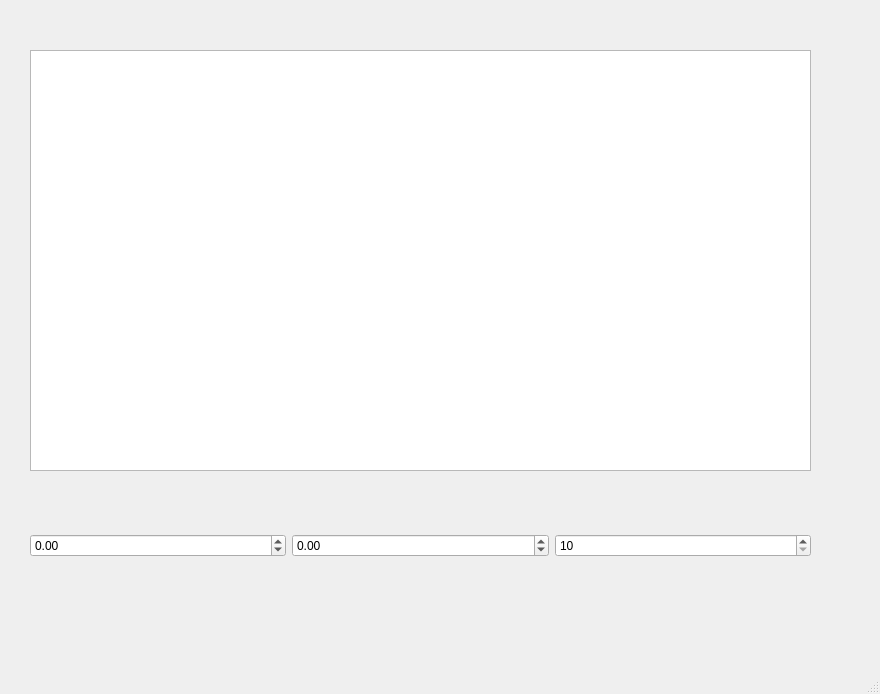
Above: src/pythondaq/mainwindow.ui from MartijnLaarhoven/pythondaq before the change. Below: the same form after it.
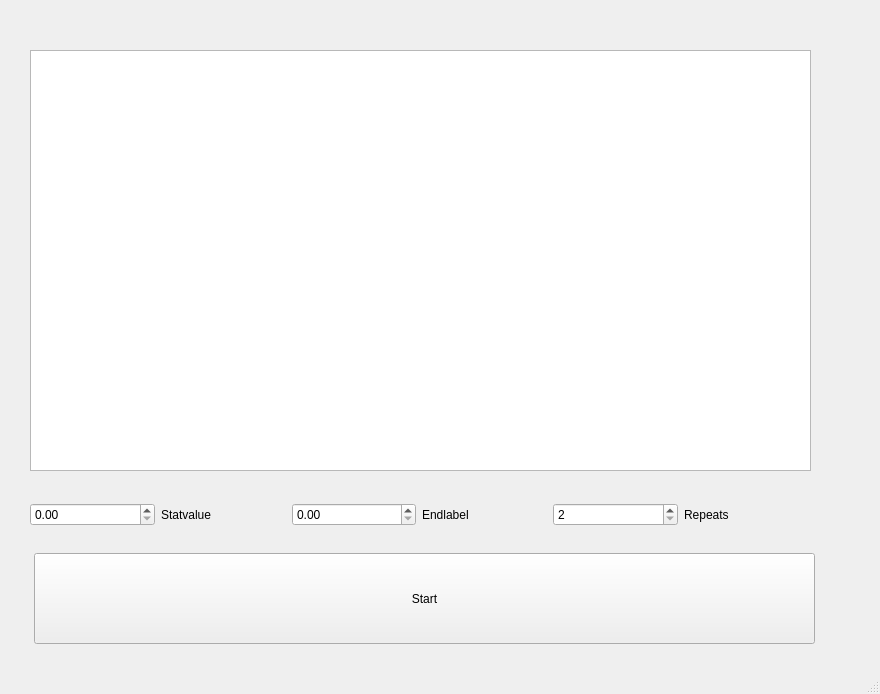
That is the form after the change. Custom widgets are drawn as their Qt base class.

Commit message:
trying to get the correct plot
Trying to get the correct plot, the plot works, but you can't change anything yet

Patch:
```diff
--- a/src/pythondaq/mainwindow.ui
+++ b/src/pythondaq/mainwindow.ui
@@ -24,46 +24,91 @@
      </rect>
     </property>
    </widget>
-   <widget class="QWidget" name="verticalLayoutWidget">
+   <widget class="QWidget" name="">
     <property name="geometry">
      <rect>
       <x>30</x>
-      <y>500</y>
-      <width>781</width>
-      <height>91</height>
+      <y>470</y>
+      <width>779</width>
+      <height>89</height>
      </rect>
     </property>
-    <layout class="QVBoxLayout" name="verticalLayout_5">
-     <item>
       <layout class="QHBoxLayout" name="horizontalLayout_3">
        <item>
         <widget class="QDoubleSpinBox" name="Starting">
          <property name="minimum">
-          <double>-99.000000000000000</double>
+        <double>0.000000000000000</double>
+       </property>
+       <property name="maximum">
+        <double>3.300000000000000</double>
+       </property>
+       <property name="singleStep">
+        <double>0.100000000000000</double>
+       </property>
+      </widget>
+     </item>
+     <item>
+      <widget class="QLabel" name="label">
+       <property name="text">
+        <string>Statvalue</string>
          </property>
         </widget>
        </item>
        <item>
         <widget class="QDoubleSpinBox" name="Ending">
          <property name="minimum">
-          <double>-99.000000000000000</double>
+        <double>0.000000000000000</double>
+       </property>
+       <property name="maximum">
+        <double>3.300000000000000</double>
+       </property>
+       <property name="singleStep">
+        <double>0.100000000000000</double>
+       </property>
+      </widget>
+     </item>
+     <item>
+      <widget class="QLabel" name="label_2">
+       <property name="text">
+        <string>Endlabel</string>
          </property>
         </widget>
        </item>
        <item>
         <widget class="QSpinBox" name="Numpoints_Value">
          <property name="minimum">
-          <number>10</number>
+        <number>2</number>
          </property>
          <property name="maximum">
-          <number>1000</number>
-         </property>
-        </widget>
-       </item>
-      </layout>
+        <number>100</number>
+       </property>
+       <property name="value">
+        <number>2</number>
+       </property>
+      </widget>
+     </item>
+     <item>
+      <widget class="QLabel" name="label_3">
+       <property name="text">
+        <string>Repeats</string>
+       </property>
+      </widget>
      </item>
     </layout>
    </widget>
+   <widget class="QPushButton" name="Startbutton">
+    <property name="geometry">
+     <rect>
+      <x>34</x>
+      <y>553</y>
+      <width>781</width>
+      <height>91</height>
+     </rect>
+    </property>
+    <property name="text">
+     <string>Start</string>
+    </property>
+   </widget>
   </widget>
   <widget class="QMenuBar" name="menubar">
    <property name="geometry">
```
Lines whose indentation alone changed are shown as unchanged. The commit also changes 2 other files.
